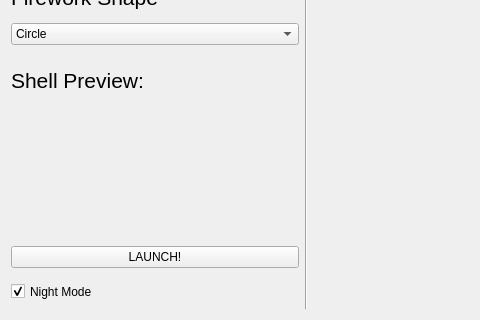
First picture: the form in RocketWorks/FireworkSandbox.ui, repository rangusun/a8-edu-app-s23-team-rocket, before the edit; both pictures show x 0 to 480 and y 288 to 608 of the 825 by 608 pixel window.
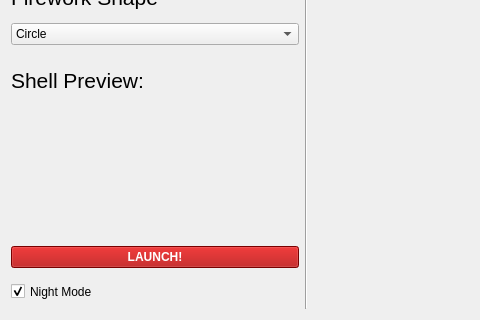
Second picture: the form after the edit. Custom widgets are drawn as their Qt base class.

Commit message: Fixed up some UI coloring and disabled next page button

The edit to the form file:
```diff
--- a/RocketWorks/FireworkSandbox.ui
+++ b/RocketWorks/FireworkSandbox.ui
@@ -305,6 +305,14 @@
          <verstretch>0</verstretch>
         </sizepolicy>
        </property>
+       <property name="autoFillBackground">
+        <bool>false</bool>
+       </property>
+       <property name="styleSheet">
+        <string notr="true">background-color:rgb(170, 0, 0) ; 
+font:bold;
+color: rgb(255, 255, 255);</string>
+       </property>
        <property name="text">
         <string>LAUNCH!</string>
        </property>
```
The commit also changes 2 other files.
